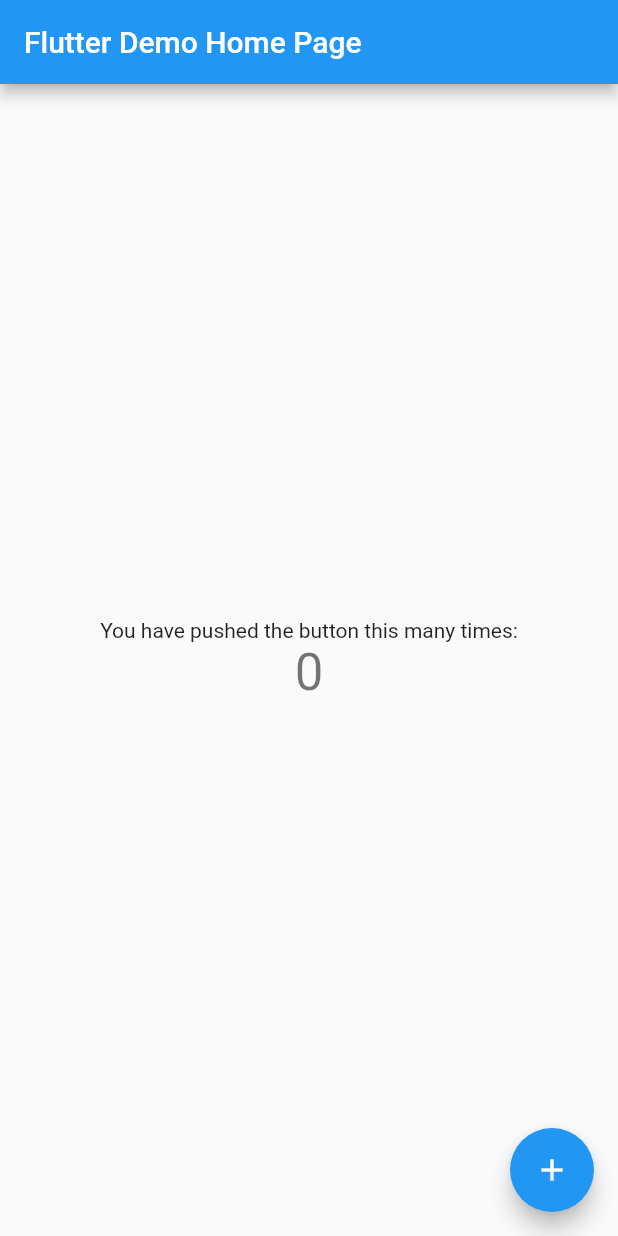
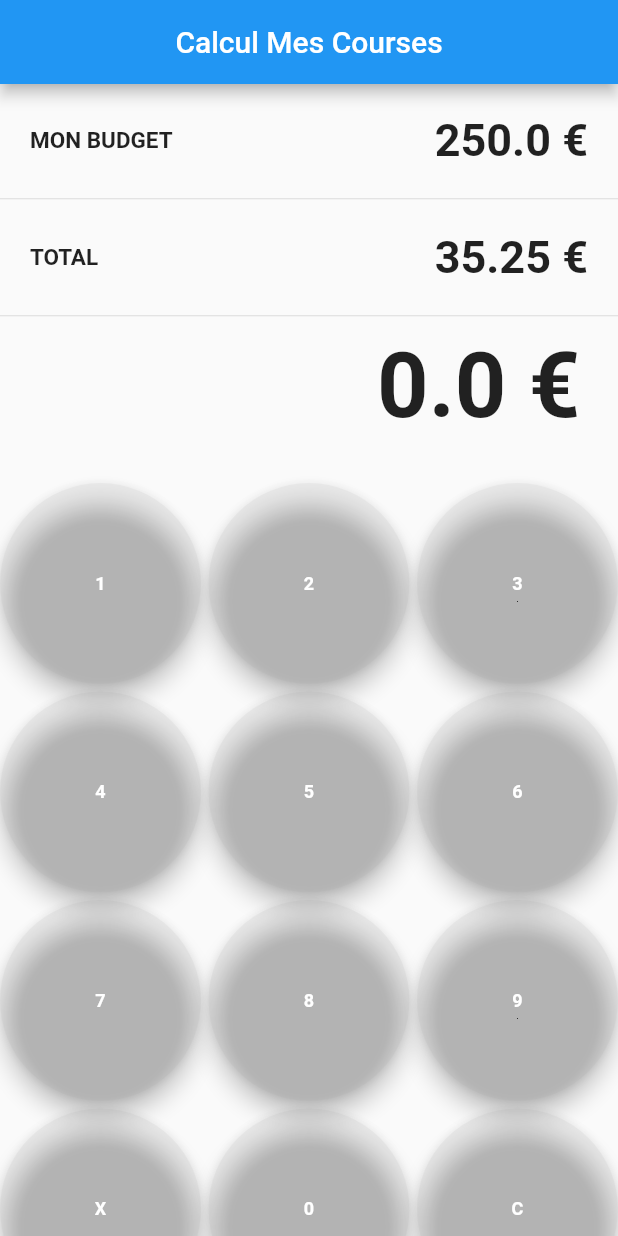
Before and after one commit to gav974/calculatrice, a Flutter app: the screen it shows after launch, on a phone screen of 412 x 824 dp. Run offline on Flutter 3.47's test engine with Material 2 defaults, Android fonts, the phone set to English and light mode, and no system bars.

Commit message:
ajout des ecran et des button

```diff
--- /dev/null
+++ b/mycalcourse/lib/component/ButtonScreen.dart
@@ -0,0 +1,33 @@
+import 'package:flutter/material.dart';
+import 'Buttons.dart';
+
+class buttonScreen extends StatelessWidget {
+  const buttonScreen({
+    Key? key,
+  }) : super(key: key);
+
+  @override
+  Widget build(BuildContext context) {
+    return GridView.count(
+      childAspectRatio: 1,
+      crossAxisCount: 3,
+      shrinkWrap: true,
+      mainAxisSpacing: 5,
+      crossAxisSpacing: 5,
+      children: [
+        buttons("1"),
+        buttons("2"),
+        buttons("3"),
+        buttons("4"),
+        buttons("5"),
+        buttons("6"),
+        buttons("7"),
+        buttons("8"),
+        buttons("9"),
+        buttons("X"),
+        buttons("0"),
+        buttons("C"),
+      ],
+    );
+  }
+}
--- /dev/null
+++ b/mycalcourse/lib/component/Buttons.dart
@@ -0,0 +1,25 @@
+import 'package:flutter/material.dart';
+/* -------------------------------------------------boutton ---------------------------------------------------*/
+class buttons extends StatelessWidget {
+  String numberButton;
+
+  buttons(this.numberButton);
+
+  @override
+  Widget build(BuildContext context) {
+    return FloatingActionButton(
+      onPressed: () {},
+      backgroundColor: Colors.grey.withOpacity(0.1),
+      child: Column(
+        mainAxisAlignment: MainAxisAlignment.center,
+        children: [
+          Text(
+            numberButton,
+            style: TextStyle(
+                color: Colors.white, fontSize: 12, fontWeight: FontWeight.bold),
+          ),
+        ],
+      ),
+    );
+  }
+}
--- /dev/null
+++ b/mycalcourse/lib/component/DynamicScreen.dart
@@ -0,0 +1,25 @@
+/*--------------------------------------------------ECRAN dynamique-------------------------------------------*/
+import 'package:flutter/material.dart';
+
+class DynamicScreen extends StatelessWidget {
+  const DynamicScreen({Key? key}) : super(key: key);
+
+  @override
+  Widget build(BuildContext context) {
+    return Row(
+      mainAxisAlignment: MainAxisAlignment.end,
+      children: [
+        Container(
+          child: Padding(
+            padding: const EdgeInsets.only(top: 10.0, right: 25, bottom: 30),
+            child: Text(
+              "0.0" + " €",
+              style: TextStyle(fontSize: 60, fontWeight: FontWeight.bold),
+            ),
+          ),
+        ),
+      ],
+    );
+  }
+}
+/*---------------------------------------------------------------------------------------------------------------*/
--- /dev/null
+++ b/mycalcourse/lib/component/ScreenResult.dart
@@ -0,0 +1,41 @@
+/*--------------------------------------------------------Ecran De resultats---------------------------------*/
+import 'package:flutter/material.dart';
+
+class ScreenResult extends StatelessWidget {
+  String title;
+  double result;
+
+  ScreenResult(this.title, this.result);
+
+  @override
+  Widget build(BuildContext context) {
+    return SizedBox(
+      child: Row(
+        mainAxisAlignment: MainAxisAlignment.spaceBetween,
+        children: [
+          Padding(
+            padding: const EdgeInsets.symmetric(horizontal: 20, vertical: 20),
+            child: Text(
+              title.toUpperCase(),
+              style: TextStyle(
+                fontSize: 15,
+                fontWeight: FontWeight.bold,
+              ),
+            ),
+          ),
+          Padding(
+            padding: const EdgeInsets.symmetric(horizontal: 20, vertical: 20),
+            child: Text(
+              result.toString() + " €",
+              style: TextStyle(
+                fontSize: 30,
+                fontWeight: FontWeight.bold,
+              ),
+            ),
+          ),
+        ],
+      ),
+    );
+  }
+}
+/*------------------------------------------------------------------------------------------------------------*/
--- a/mycalcourse/lib/main.dart
+++ b/mycalcourse/lib/main.dart
@@ -1,115 +1,45 @@
 import 'package:flutter/material.dart';
+import 'package:flutter/services.dart';
+import 'package:mycalcourse/view/HomeScreen.dart';
 
-void main() {
-  runApp(const MyApp());
+/*------------------------------------- App start-------------------------------------------*/
+void main() async {
+  runApp(MyApp());
+
+  await SystemChrome.setPreferredOrientations(
+      [DeviceOrientation.portraitUp, DeviceOrientation.portraitDown]);
 }
+/*--------------------------------------------------------------------------------------------- */
 
+/*------------------------------------------------------initialisation homescreen -----------------------------------*/
 class MyApp extends StatelessWidget {
   const MyApp({Key? key}) : super(key: key);
 
-  // This widget is the root of your application.
   @override
   Widget build(BuildContext context) {
     return MaterialApp(
-      title: 'Flutter Demo',
-      theme: ThemeData(
-        // This is the theme of your application.
-        //
-        // Try running your application with "flutter run". You'll see the
-        // application has a blue toolbar. Then, without quitting the app, try
-        // changing the primarySwatch below to Colors.green and then invoke
-        // "hot reload" (press "r" in the console where you ran "flutter run",
-        // or simply save your changes to "hot reload" in a Flutter IDE).
-        // Notice that the counter didn't reset back to zero; the application
-        // is not restarted.
-        primarySwatch: Colors.blue,
-      ),
-      home: const MyHomePage(title: 'Flutter Demo Home Page'),
+      home: courseCalc(),
     );
   }
 }
 
-class MyHomePage extends StatefulWidget {
-  const MyHomePage({Key? key, required this.title}) : super(key: key);
-
-  // This widget is the home page of your application. It is stateful, meaning
-  // that it has a State object (defined below) that contains fields that affect
-  // how it looks.
-
-  // This class is the configuration for the state. It holds the values (in this
-  // case the title) provided by the parent (in this case the App widget) and
-  // used by the build method of the State. Fields in a Widget subclass are
-  // always marked "final".
-
-  final String title;
+class courseCalc extends StatefulWidget {
+  const courseCalc({Key? key}) : super(key: key);
 
   @override
-  State<MyHomePage> createState() => _MyHomePageState();
+  State<courseCalc> createState() => _courseCalcState();
 }
 
-class _MyHomePageState extends State<MyHomePage> {
-  int _counter = 0;
-
-  void _incrementCounter() {
-    setState(() {
-      // This call to setState tells the Flutter framework that something has
-      // changed in this State, which causes it to rerun the build method below
-      // so that the display can reflect the updated values. If we changed
-      // _counter without calling setState(), then the build method would not be
-      // called again, and so nothing would appear to happen.
-      _counter++;
-    });
-  }
-
+class _courseCalcState extends State<courseCalc> {
   @override
   Widget build(BuildContext context) {
-    // This method is rerun every time setState is called, for instance as done
-    // by the _incrementCounter method above.
-    //
-    // The Flutter framework has been optimized to make rerunning build methods
-    // fast, so that you can just rebuild anything that needs updating rather
-    // than having to individually change instances of widgets.
     return Scaffold(
       appBar: AppBar(
-        // Here we take the value from the MyHomePage object that was created by
-        // the App.build method, and use it to set our appbar title.
-        title: Text(widget.title),
+        title: Text('Calcul Mes Courses'),
+        centerTitle: true,
       ),
-      body: Center(
-        // Center is a layout widget. It takes a single child and positions it
-        // in the middle of the parent.
-        child: Column(
-          // Column is also a layout widget. It takes a list of children and
-          // arranges them vertically. By default, it sizes itself to fit its
-          // children horizontally, and tries to be as tall as its parent.
-          //
-          // Invoke "debug painting" (press "p" in the console, choose the
-          // "Toggle Debug Paint" action from the Flutter Inspector in Android
-          // Studio, or the "Toggle Debug Paint" command in Visual Studio Code)
-          // to see the wireframe for each widget.
-          //
-          // Column has various properties to control how it sizes itself and
-          // how it positions its children. Here we use mainAxisAlignment to
-          // center the children vertically; the main axis here is the vertical
-          // axis because Columns are vertical (the cross axis would be
-          // horizontal).
-          mainAxisAlignment: MainAxisAlignment.center,
-          children: <Widget>[
-            const Text(
-              'You have pushed the button this many times:',
-            ),
-            Text(
-              '$_counter',
-              style: Theme.of(context).textTheme.headline4,
-            ),
-          ],
-        ),
-      ),
-      floatingActionButton: FloatingActionButton(
-        onPressed: _incrementCounter,
-        tooltip: 'Increment',
-        child: const Icon(Icons.add),
-      ), // This trailing comma makes auto-formatting nicer for build methods.
+      body: SafeArea(child: homeScreen()),
     );
   }
 }
+/*------------------------------------------------------------------------------------------------------------------*/
--- /dev/null
+++ b/mycalcourse/lib/view/HomeScreen.dart
@@ -0,0 +1,37 @@
+import 'package:flutter/material.dart';
+
+import '../component/ButtonScreen.dart';
+import '../component/DynamicScreen.dart';
+import '../component/ScreenResult.dart';
+
+/*--------------------------------------------------widget homescreen------------------------------------------------*/
+class homeScreen extends StatefulWidget {
+  const homeScreen({Key? key}) : super(key: key);
+
+  @override
+  State<homeScreen> createState() => _homeScreenState();
+}
+
+class _homeScreenState extends State<homeScreen> {
+  @override
+  Widget build(BuildContext context) {
+    return Column(
+      children: [
+        ScreenResult('Mon budget ', 250),
+        Divider(
+          height: 3,
+        ),
+        ScreenResult('Total', 35.25),
+        Divider(
+          height: 3,
+        ),
+        DynamicScreen(),
+        buttonScreen()
+      ],
+    );
+  }
+}
+
+
+
+/*------------------------------------------------------------------------------------------------------------------------*/
```
